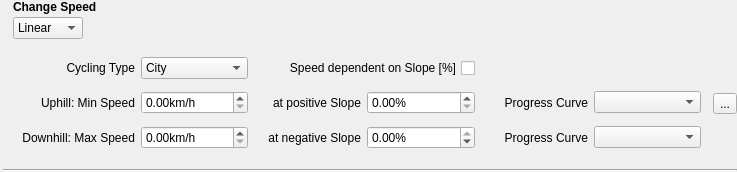
This is src/gis/trk/filter/IFilterSpeed.ui in Maproom/qmapshack as Qt 5 draws it before an edit. The edited form follows.
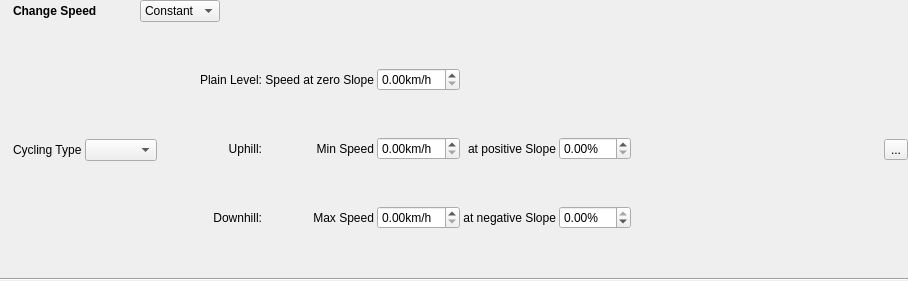
This is the edited form. Icons and pictures are not drawn.

Commit message: GUI update, CycleTypes, QSettings implemented.

Diff of the .ui file:
```diff
--- a/src/gis/trk/filter/IFilterSpeed.ui
+++ b/src/gis/trk/filter/IFilterSpeed.ui
@@ -9,8 +9,8 @@
    <rect>
     <x>0</x>
     <y>0</y>
-    <width>737</width>
-    <height>172</height>
+    <width>908</width>
+    <height>281</height>
    </rect>
   </property>
   <property name="maximumSize">
@@ -24,7 +24,7 @@
   </property>
   <layout class="QGridLayout" name="gridLayout">
    <property name="leftMargin">
-    <number>3</number>
+    <number>0</number>
    </property>
    <property name="topMargin">
     <number>0</number>
@@ -38,7 +38,69 @@
    <property name="spacing">
     <number>3</number>
    </property>
-   <item row="3" column="4">
+   <item row="0" column="3">
+    <layout class="QHBoxLayout" name="horizontalLayout">
+     <property name="spacing">
+      <number>3</number>
+     </property>
+     <item>
+      <widget class="QLabel" name="lblTitel">
+       <property name="text">
+        <string>&lt;b&gt;Change Speed&lt;/b&gt;</string>
+       </property>
+      </widget>
+     </item>
+     <item>
+      <spacer name="horizontalSpacer_2">
+       <property name="orientation">
+        <enum>Qt::Horizontal</enum>
+       </property>
+       <property name="sizeType">
+        <enum>QSizePolicy::Fixed</enum>
+       </property>
+       <property name="sizeHint" stdset="0">
+        <size>
+         <width>40</width>
+         <height>20</height>
+        </size>
+       </property>
+      </spacer>
+     </item>
+     <item>
+      <widget class="QComboBox" name="cbxActivityType">
+       <item>
+        <property name="text">
+         <string>Constant</string>
+        </property>
+       </item>
+       <item>
+        <property name="text">
+         <string>Cycling</string>
+        </property>
+       </item>
+       <item>
+        <property name="text">
+         <string>Hiking</string>
+        </property>
+       </item>
+      </widget>
+     </item>
+     <item>
+      <spacer name="horizontalSpacer_4">
+       <property name="orientation">
+        <enum>Qt::Horizontal</enum>
+       </property>
+       <property name="sizeHint" stdset="0">
+        <size>
+         <width>40</width>
+         <height>20</height>
+        </size>
+       </property>
+      </spacer>
+     </item>
+    </layout>
+   </item>
+   <item row="1" column="3">
     <widget class="QStackedWidget" name="stackedWidget">
      <property name="currentIndex">
       <number>1</number>
@@ -82,43 +144,106 @@
      </widget>
      <widget class="QWidget" name="pgeCycling">
       <layout class="QGridLayout" name="gridLayout_2">
-       <item row="4" column="0">
+       <property name="leftMargin">
+        <number>0</number>
+       </property>
+       <property name="topMargin">
+        <number>0</number>
+       </property>
+       <property name="rightMargin">
+        <number>0</number>
+       </property>
+       <property name="bottomMargin">
+        <number>0</number>
+       </property>
+       <property name="spacing">
+        <number>3</number>
+       </property>
+       <item row="1" column="1">
+        <layout class="QHBoxLayout" name="horizontalLayout_3">
+         <property name="spacing">
+          <number>3</number>
+         </property>
+         <item>
+          <widget class="QLabel" name="label_3">
+           <property name="text">
+            <string>Cycling Type</string>
+           </property>
+           <property name="alignment">
+            <set>Qt::AlignLeading|Qt::AlignLeft|Qt::AlignVCenter</set>
+           </property>
+          </widget>
+         </item>
+         <item>
+          <widget class="QComboBox" name="cbxCyclingType"/>
+         </item>
+         <item>
+          <spacer name="horizontalSpacer_6">
+           <property name="orientation">
+            <enum>Qt::Horizontal</enum>
+           </property>
+           <property name="sizeType">
+            <enum>QSizePolicy::Fixed</enum>
+           </property>
+           <property name="sizeHint" stdset="0">
+            <size>
+             <width>40</width>
+             <height>20</height>
+            </size>
+           </property>
+          </spacer>
+         </item>
+         <item>
+          <widget class="QFrame" name="frmCyclingParameter">
+           <property name="frameShape">
+            <enum>QFrame::NoFrame</enum>
+           </property>
+           <property name="frameShadow">
+            <enum>QFrame::Raised</enum>
+           </property>
+           <property name="lineWidth">
+            <number>1</number>
+           </property>
+           <layout class="QGridLayout" name="gridLayout_5">
+            <property name="leftMargin">
+             <number>0</number>
+            </property>
+            <property name="topMargin">
+             <number>0</number>
+            </property>
+            <property name="rightMargin">
+             <number>0</number>
+            </property>
+            <property name="bottomMargin">
+             <number>0</number>
+            </property>
+            <property name="spacing">
+             <number>3</number>
+            </property>
+            <item row="3" column="1">
         <widget class="QLabel" name="label_6">
          <property name="text">
-          <string>Downhill: Max Speed</string>
+               <string>Max Speed</string>
          </property>
          <property name="alignment">
           <set>Qt::AlignRight|Qt::AlignTrailing|Qt::AlignVCenter</set>
          </property>
         </widget>
        </item>
-       <item row="2" column="0">
-        <widget class="QLabel" name="label_4">
+            <item row="1" column="0">
+             <widget class="QLabel" name="label_11">
          <property name="text">
-          <string>Uphill: Min Speed</string>
+               <string>Plain Level:</string>
          </property>
          <property name="alignment">
           <set>Qt::AlignRight|Qt::AlignTrailing|Qt::AlignVCenter</set>
          </property>
         </widget>
        </item>
-       <item row="4" column="3">
-        <widget class="QLabel" name="label_7">
-         <property name="text">
-          <string>at negative Slope</string>
-         </property>
-         <property name="alignment">
-          <set>Qt::AlignRight|Qt::AlignTrailing|Qt::AlignVCenter</set>
-         </property>
-        </widget>
-       </item>
-       <item row="4" column="8">
-        <widget class="QLabel" name="label_9">
-         <property name="text">
-          <string>Progress Curve</string>
-         </property>
-         <property name="alignment">
-          <set>Qt::AlignRight|Qt::AlignTrailing|Qt::AlignVCenter</set>
+            <item row="1" column="2">
+             <widget class="QDoubleSpinBox" name="plainSpeed">
+              <property name="suffix">
+               <string>km/h</string>
          </property>
         </widget>
        </item>
@@ -132,10 +257,43 @@
          </property>
         </widget>
        </item>
-       <item row="4" column="1">
-        <widget class="QDoubleSpinBox" name="maxSpeed">
-         <property name="suffix">
-          <string>km/h</string>
+            <item row="2" column="1">
+             <widget class="QLabel" name="label_4">
+              <property name="text">
+               <string>Min Speed</string>
+              </property>
+              <property name="alignment">
+               <set>Qt::AlignRight|Qt::AlignTrailing|Qt::AlignVCenter</set>
+              </property>
+             </widget>
+            </item>
+            <item row="2" column="0">
+             <widget class="QLabel" name="label_8">
+              <property name="text">
+               <string>Uphill:</string>
+              </property>
+              <property name="alignment">
+               <set>Qt::AlignRight|Qt::AlignTrailing|Qt::AlignVCenter</set>
+              </property>
+             </widget>
+            </item>
+            <item row="3" column="0">
+             <widget class="QLabel" name="label_9">
+              <property name="text">
+               <string>Downhill:</string>
+              </property>
+              <property name="alignment">
+               <set>Qt::AlignRight|Qt::AlignTrailing|Qt::AlignVCenter</set>
+              </property>
+             </widget>
+            </item>
+            <item row="1" column="1">
+             <widget class="QLabel" name="label_10">
+              <property name="text">
+               <string>Speed at zero Slope</string>
+              </property>
+              <property name="alignment">
+               <set>Qt::AlignRight|Qt::AlignTrailing|Qt::AlignVCenter</set>
          </property>
         </widget>
        </item>
@@ -149,7 +307,24 @@
          </property>
         </widget>
        </item>
-       <item row="4" column="4">
+            <item row="3" column="2">
+             <widget class="QDoubleSpinBox" name="maxSpeed">
+              <property name="suffix">
+               <string>km/h</string>
+              </property>
+             </widget>
+            </item>
+            <item row="3" column="3">
+             <widget class="QLabel" name="label_7">
+              <property name="text">
+               <string>at negative Slope</string>
+              </property>
+              <property name="alignment">
+               <set>Qt::AlignRight|Qt::AlignTrailing|Qt::AlignVCenter</set>
+              </property>
+             </widget>
+            </item>
+            <item row="3" column="4">
         <widget class="QDoubleSpinBox" name="slopeAtMaxSpeed">
          <property name="suffix">
           <string>%</string>
@@ -162,78 +337,44 @@
          </property>
         </widget>
        </item>
-       <item row="4" column="10">
-        <widget class="QComboBox" name="cbDownHill"/>
-       </item>
-       <item row="2" column="1">
+            <item row="2" column="2">
         <widget class="QDoubleSpinBox" name="minSpeed">
          <property name="suffix">
           <string>km/h</string>
          </property>
         </widget>
        </item>
-       <item row="2" column="8">
-        <widget class="QLabel" name="label_8">
-         <property name="text">
-          <string>Progress Curve</string>
-         </property>
-         <property name="alignment">
-          <set>Qt::AlignRight|Qt::AlignTrailing|Qt::AlignVCenter</set>
-         </property>
-        </widget>
-       </item>
-       <item row="2" column="10">
-        <widget class="QComboBox" name="cbUpHill"/>
-       </item>
-       <item row="1" column="1">
-        <widget class="QComboBox" name="comboBox">
+           </layout>
+          </widget>
+         </item>
          <item>
-          <property name="text">
-           <string>City</string>
-          </property>
-         </item>
-         <item>
-          <property name="text">
-           <string>Trekking</string>
-          </property>
+          <spacer name="horizontalSpacer_5">
+           <property name="orientation">
+            <enum>Qt::Horizontal</enum>
+           </property>
+           <property name="sizeHint" stdset="0">
+            <size>
+             <width>40</width>
+             <height>20</height>
+            </size>
+           </property>
+          </spacer>
          </item>
-         <item>
-          <property name="text">
-           <string>Sportive</string>
-          </property>
-         </item>
-         <item>
-          <property name="text">
-           <string>Mountain</string>
-          </property>
-         </item>
-         <item>
-          <property name="text">
-           <string>Custom</string>
-          </property>
-         </item>
-        </widget>
-       </item>
-       <item row="1" column="0">
-        <widget class="QLabel" name="label_3">
-         <property name="text">
-          <string>Cycling Type</string>
-         </property>
-         <property name="alignment">
-          <set>Qt::AlignRight|Qt::AlignTrailing|Qt::AlignVCenter</set>
-         </property>
-        </widget>
-       </item>
-       <item row="1" column="3" colspan="2">
-        <widget class="QCheckBox" name="isSlopeEnabled">
-         <property name="layoutDirection">
-          <enum>Qt::RightToLeft</enum>
-         </property>
-         <property name="text">
-          <string>Speed dependent on Slope [%]</string>
-         </property>
-        </widget>
-       </item>
+        </layout>
+       </item>
+       <item row="1" column="2">
+        <spacer name="horizontalSpacer_3">
+         <property name="orientation">
+          <enum>Qt::Horizontal</enum>
+         </property>
+         <property name="sizeHint" stdset="0">
+          <size>
+           <width>40</width>
+           <height>20</height>
+          </size>
+         </property>
+        </spacer>
+       </item>
       </layout>
      </widget>
      <widget class="QWidget" name="page">
@@ -249,14 +390,23 @@
      </widget>
     </widget>
    </item>
-   <item row="1" column="4">
-    <widget class="QLabel" name="lblTitel">
+   <item row="1" column="1">
+    <widget class="QLabel" name="lblTimePix">
+     <property name="sizePolicy">
+      <sizepolicy hsizetype="Maximum" vsizetype="Preferred">
+       <horstretch>0</horstretch>
+       <verstretch>0</verstretch>
+      </sizepolicy>
+     </property>
      <property name="text">
-      <string>&lt;b&gt;Change Speed&lt;/b&gt;</string>
+      <string/>
+     </property>
+     <property name="pixmap">
+      <pixmap resource="../../../resources.qrc">:/icons/48x48/Time.png</pixmap>
      </property>
     </widget>
    </item>
-   <item row="3" column="5">
+   <item row="1" column="5">
     <widget class="QToolButton" name="toolApply">
      <property name="toolTip">
       <string>&lt;html&gt;&lt;head/&gt;&lt;body&gt;&lt;p&gt;Apply filter now.&lt;/p&gt;&lt;/body&gt;&lt;/html&gt;</string>
@@ -276,59 +426,7 @@
      </property>
     </widget>
    </item>
-   <item row="3" column="3">
-    <widget class="QLabel" name="lblTimePix">
-     <property name="sizePolicy">
-      <sizepolicy hsizetype="Maximum" vsizetype="Preferred">
-       <horstretch>0</horstretch>
-       <verstretch>0</verstretch>
-      </sizepolicy>
-     </property>
-     <property name="text">
-      <string/>
-     </property>
-     <property name="pixmap">
-      <pixmap resource="../../../resources.qrc">:/icons/48x48/Time.png</pixmap>
-     </property>
-    </widget>
-   </item>
-   <item row="2" column="4">
-    <layout class="QHBoxLayout" name="horizontalLayout">
-     <item>
-      <widget class="QComboBox" name="cbxActivityType">
-       <item>
-        <property name="text">
-         <string>Linear</string>
-        </property>
-       </item>
-       <item>
-        <property name="text">
-         <string>Cycling</string>
-        </property>
-       </item>
-       <item>
-        <property name="text">
-         <string>Hiking</string>
-        </property>
-       </item>
-      </widget>
-     </item>
-     <item>
-      <spacer name="horizontalSpacer_4">
-       <property name="orientation">
-        <enum>Qt::Horizontal</enum>
-       </property>
-       <property name="sizeHint" stdset="0">
-        <size>
-         <width>40</width>
-         <height>20</height>
-        </size>
-       </property>
-      </spacer>
-     </item>
-    </layout>
-   </item>
-   <item row="4" column="3" colspan="3">
+   <item row="2" column="1" colspan="5">
     <widget class="Line" name="line">
      <property name="orientation">
       <enum>Qt::Horizontal</enum>
```
Left out of the diff: 45 changed lines with no effect on the pictures. Lines whose indentation alone changed are shown as unchanged. The commit also changes 12 other files.
